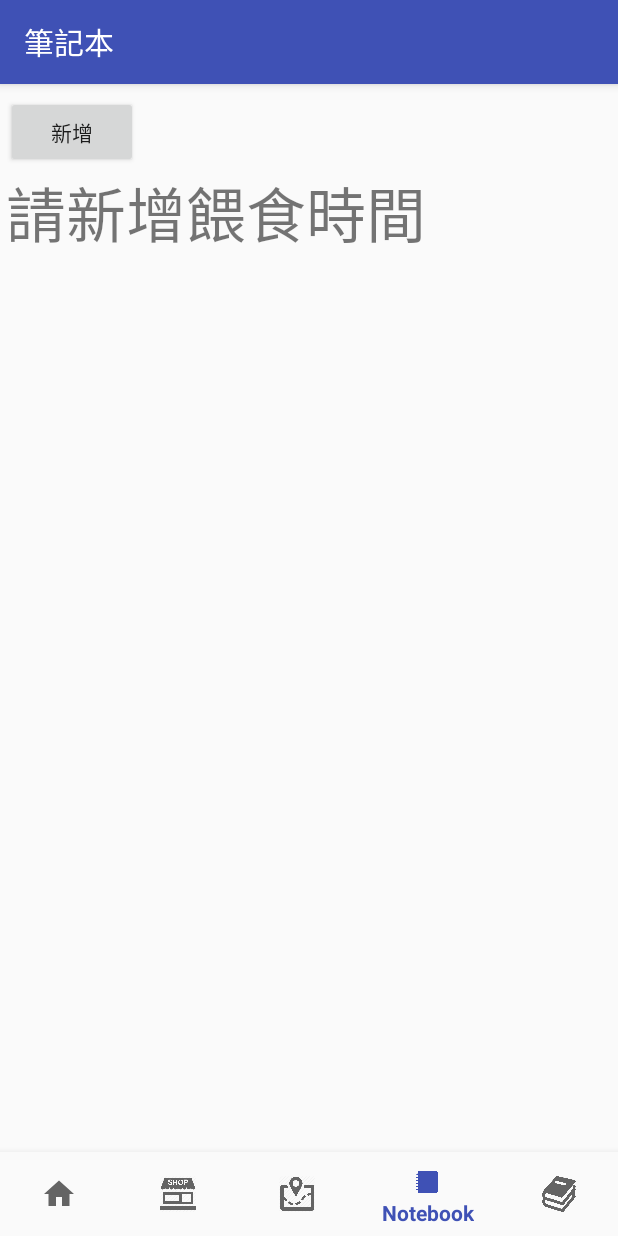
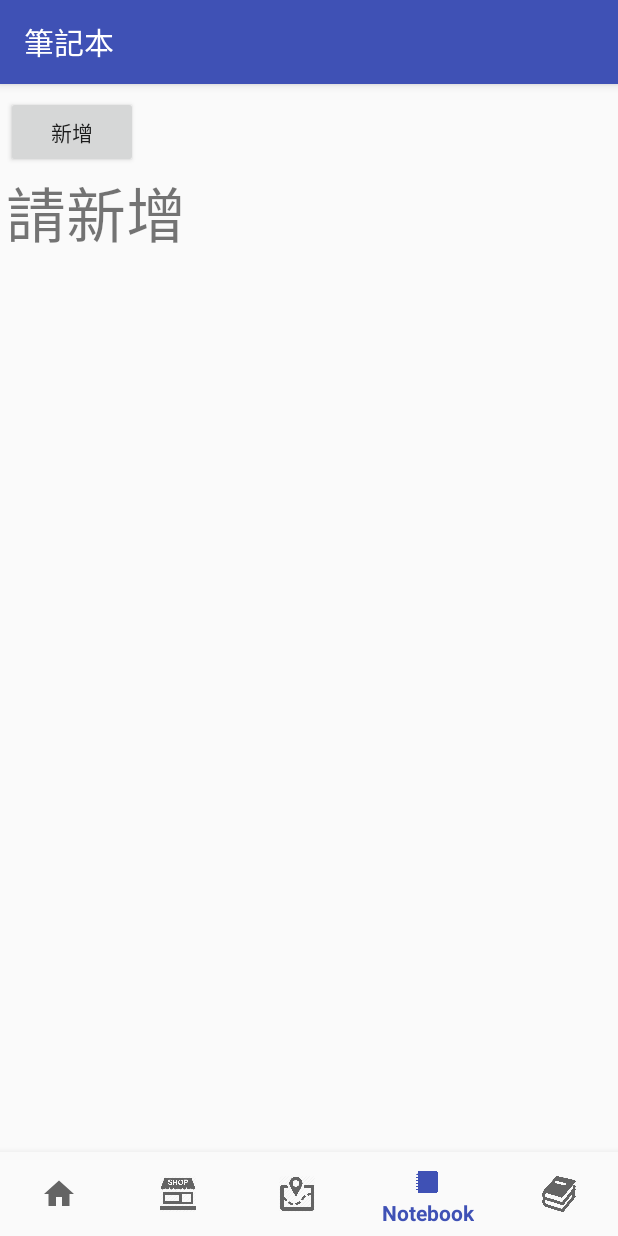
Before and after one commit to MomentaryChen/SportApp, an Android app: the screen it shows after launch (WeightButtonActivity), item 4 of the bottom bar chosen, on a phone screen of 412 x 824 dp. Run offline under Robolectric (Android 15) with nearby library versions, the light colour scheme and no system bars; 1 statement that could not run was skipped.

Commit message:
全部完成  更改一些小細節

```diff
--- a/app/src/main/res/layout/activity_notebook.xml
+++ b/app/src/main/res/layout/activity_notebook.xml
@@ -48,7 +48,7 @@
                 android:id="@+id/emp_list_show"
                 android:layout_width="wrap_content"
                 android:layout_height="wrap_content"
-                android:text="請新增餵食時間"
+                android:text="請新增"
                 android:gravity="center"
                 android:textSize="40dp"
                 android:visibility="invisible" />
```
